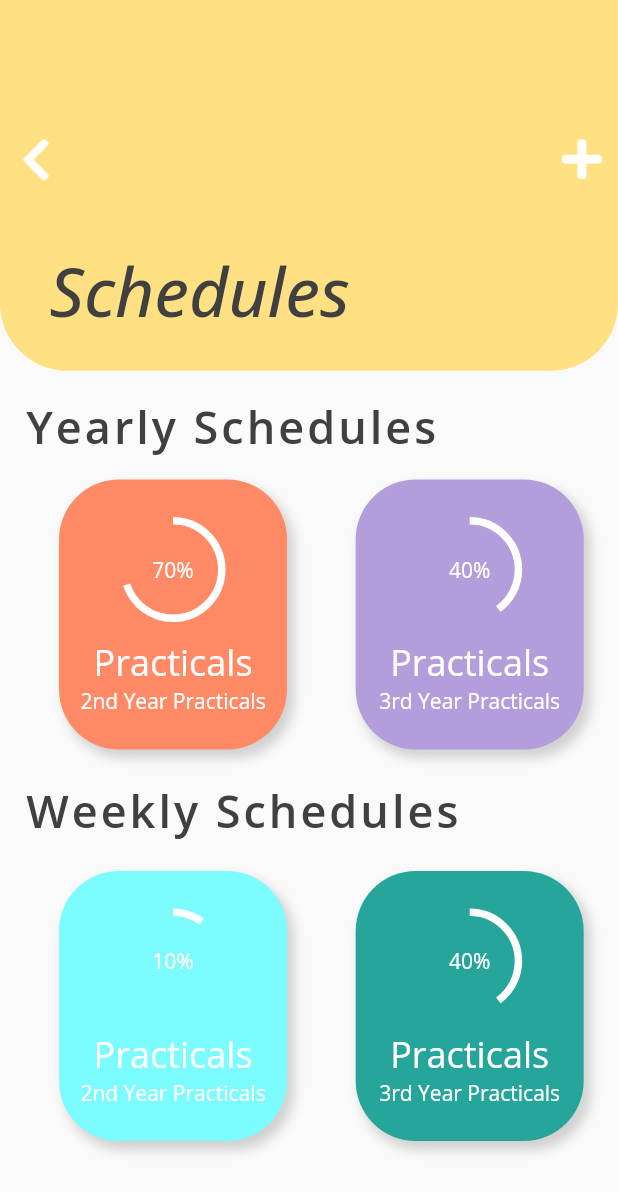
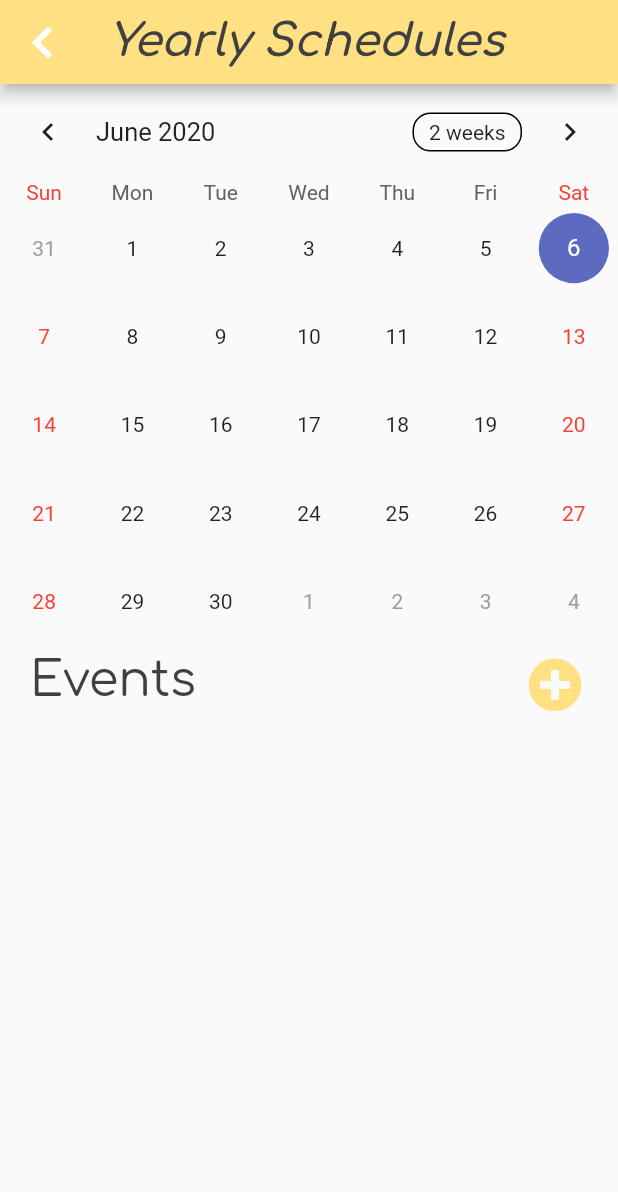
Before and after one commit to ompatel11/planner, a Flutter app: the Homepage screen opened by its route, after a tap on an icon or button, on a phone screen of 412 x 824 dp. Shown: the top 1192 px of the screen. Run offline on Flutter 3.47's test engine with Material 2 defaults, Android fonts, the phone set to English and light mode, and no system bars; drawn by our look-alikes of percent_indicator, table_calendar; our stand-ins replace flutter_svg, font_awesome_flutter, google_fonts.

Commit message:
Added Yearly Schedule Screen

```diff
--- a/planner/lib/Screens/home.dart
+++ b/planner/lib/Screens/home.dart
@@ -102,7 +102,7 @@ class _HomepageState extends State<Homepage> {
                             minRadius: 18,
                             maxRadius: 22,
                             child: Center(child: IconButton(icon: FaIcon(FontAwesomeIcons.calendarDay,color: Colors.white,size: 24,), onPressed: (){
-                              Navigator.popAndPushNamed(context, '/schedulesscreen');
+                              Navigator.popAndPushNamed(context, '/yearlyschedule');
                             }))),
                         )
                       ],
--- a/planner/lib/Screens/schedules.dart
+++ b/planner/lib/Screens/schedules.dart
@@ -4,12 +4,12 @@ import 'package:google_fonts/google_fonts.dart';
 import 'package:percent_indicator/percent_indicator.dart';
 import 'package:planner/Constants/constants.dart';
 
-class schedulesscreen extends StatefulWidget {
+class Schedulesscreen extends StatefulWidget {
   @override
-  _schedulesscreenState createState() => _schedulesscreenState();
+  _SchedulesscreenState createState() => _SchedulesscreenState();
 }
 
-class _schedulesscreenState extends State<schedulesscreen> {
+class _SchedulesscreenState extends State<Schedulesscreen> {
   @override
   Widget build(BuildContext context) {
     double w = MediaQuery.of(context).size.width;
--- /dev/null
+++ b/planner/lib/Screens/yearlyschedules.dart
@@ -0,0 +1,78 @@
+import 'package:flutter/material.dart';
+import 'package:font_awesome_flutter/font_awesome_flutter.dart';
+import 'package:google_fonts/google_fonts.dart';
+import 'package:planner/Constants/constants.dart';
+import 'package:table_calendar/table_calendar.dart';
+import 'package:planner/Screens/date.dart';
+
+class YearlySchedule extends StatefulWidget {
+  @override
+  _YearlyScheduleState createState() => _YearlyScheduleState();
+}
+
+
+class _YearlyScheduleState extends State<YearlySchedule> {
+  CalendarController _calendarController;
+@override
+void initState() {
+  super.initState();
+  _calendarController = CalendarController();
+}
+
+
+@override
+void dispose() {
+  _calendarController.dispose();
+  super.dispose();
+}
+void _onDaySelected(DateTime day, List events) {
+    print('CALLBACK: _onDaySelected');
+  }
+  @override
+  Widget build(BuildContext context) {
+
+    return Scaffold(
+      appBar: AppBar(
+        backgroundColor: blueThemeColor,
+        leading: IconButton(icon: FaIcon(FontAwesomeIcons.chevronLeft),onPressed: (){print(1);},) ,
+        title: Text("Yearly Schedules",
+        style: GoogleFonts.comfortaa(
+          fontSize: 30,
+          color: textThemeColor,
+          fontWeight: FontWeight.w600,
+          fontStyle: FontStyle.italic
+        ),),
+      ),
+
+      body: Column(
+        children: [
+          TableCalendar(calendarController: _calendarController,
+          onDaySelected: _onDaySelected,),
+          Padding(
+            padding:  EdgeInsets.symmetric(horizontal: 20.0),
+            child: Row(
+              mainAxisAlignment: MainAxisAlignment.spaceBetween,
+              children: [
+              Text("Events",style: GoogleFonts.comfortaa(
+                fontSize: 32,
+                color: textThemeColor
+              ),),
+              IconButton(icon: FaIcon(FontAwesomeIcons.plusCircle,color: blueThemeColor,size: 36), onPressed: ()async{
+                selectTime(context);
+              })
+            ],),
+          )
+        ],
+      ),
+    );
+  }
+}
+Future<Null> selectTime(BuildContext context) async{
+  TimeOfDay _time = TimeOfDay.now();
+  TimeOfDay picked;
+    picked = await showTimePicker(
+      context: context,
+      initialTime: TimeOfDay.now()
+      );
+
+  }
--- a/planner/lib/main.dart
+++ b/planner/lib/main.dart
@@ -5,6 +5,7 @@ import 'package:planner/Screens/login.dart';
 import 'package:planner/Screens/mainlandingpage.dart';
 import 'package:planner/Screens/schedules.dart';
 import 'package:planner/Screens/signup.dart';
+import 'package:planner/Screens/yearlyschedules.dart';
 
 void main() {
   runApp(MyApp());
@@ -21,7 +22,8 @@ class MyApp extends StatelessWidget {
         '/landingpage':(context)=> Landingpage(),
         '/signup':(context)=> SignupScreen(),
         '/login':(context)=> LoginScreen(),
-        '/schedulesscreen':(context) => schedulesscreen(),
+        '/schedulesscreen':(context) => Schedulesscreen(),
+        '/yearlyschedule':(context) => YearlySchedule(),
       },
       home: Wrapper(),
     );
--- a/planner/pubspec.yaml
+++ b/planner/pubspec.yaml
@@ -35,6 +35,7 @@ dependencies:
   adobe_xd: ^0.1.3
   flutter_svg: ^0.17.4
   percent_indicator: "^2.1.1"
+  table_calendar: ^2.2.3
 dev_dependencies:
   flutter_test:
     sdk: flutter
```
Also changed, not shown: planner/lib/Screens/date.dart (added, +53 -0 lines), planner/pubspec.lock.
